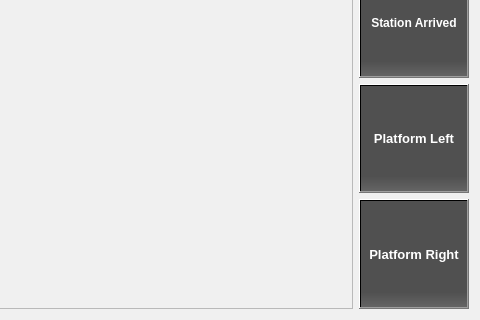
This is train_route.ui in gurpartap007/qtmop as Qt 5 draws it before an edit; both pictures show x 775 to 1255 and y 251 to 571 of the 1255 by 571 pixel window. The edited form follows.
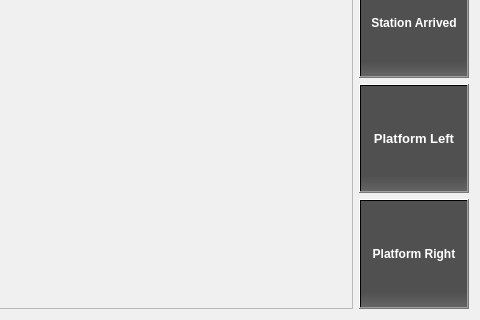
This is the edited form.

Commit message: Deleted unwanted signals and slots....

The edit to the form file:
```diff
--- a/train_route.ui
+++ b/train_route.ui
@@ -616,7 +616,7 @@
            </property>
            <property name="font">
             <font>
-             <pointsize>10</pointsize>
+             <pointsize>9</pointsize>
              <weight>75</weight>
              <bold>true</bold>
             </font>
```
The commit also changes 2 other files.
